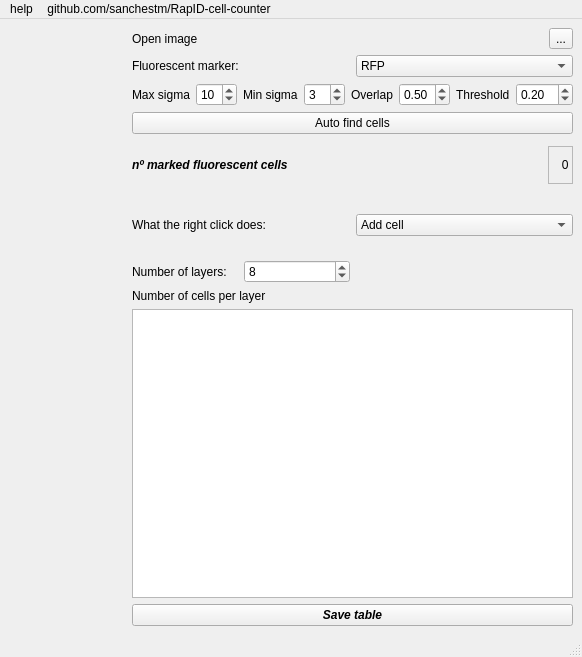
The window that bycells2.ui (sanchestm/RapID-cell-counter) describes before a commit, drawn with Qt 5.
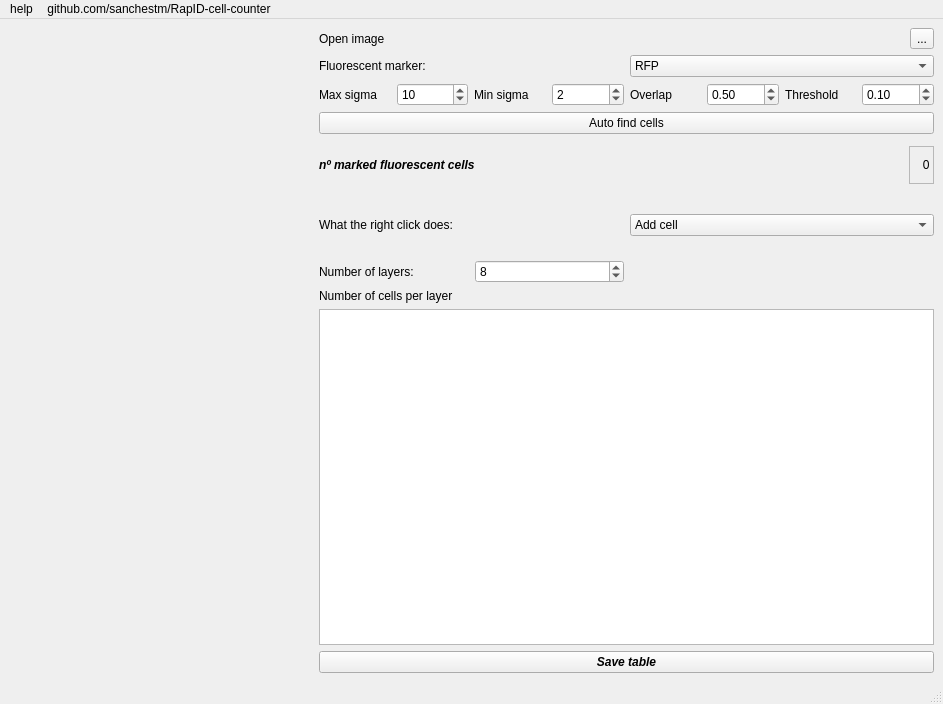
The same window after the commit. Icons and pictures are not drawn.

Commit message: Added complete DAPI functionality -> fraction of fluorescent cells -> number of DAPI cells per layer -> removed doing DAPI when opening the image (took too long)

```diff
--- a/bycells2.ui
+++ b/bycells2.ui
@@ -6,8 +6,8 @@
    <rect>
     <x>0</x>
     <y>0</y>
-    <width>582</width>
-    <height>657</height>
+    <width>943</width>
+    <height>704</height>
    </rect>
   </property>
   <property name="minimumSize">
@@ -214,7 +214,7 @@
       <item>
        <widget class="QSpinBox" name="minSigSpin">
         <property name="value">
-         <number>3</number>
+         <number>2</number>
         </property>
        </widget>
       </item>
@@ -251,7 +251,7 @@
          <double>0.100000000000000</double>
         </property>
         <property name="value">
-         <double>0.200000000000000</double>
+         <double>0.100000000000000</double>
         </property>
        </widget>
       </item>
@@ -323,7 +323,7 @@
     <rect>
      <x>0</x>
      <y>0</y>
-     <width>582</width>
+     <width>943</width>
      <height>24</height>
     </rect>
    </property>
```
The commit also changes 2 other files.
